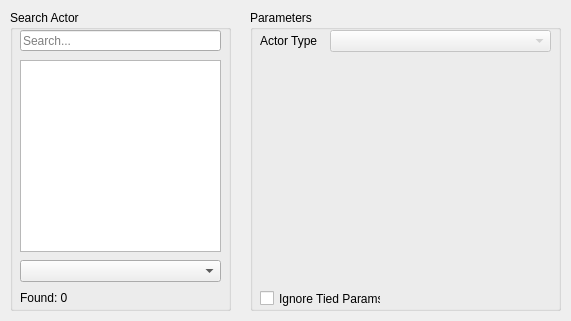
Yanis42/Cole, file res/MainWindow.ui: the form before one commit.
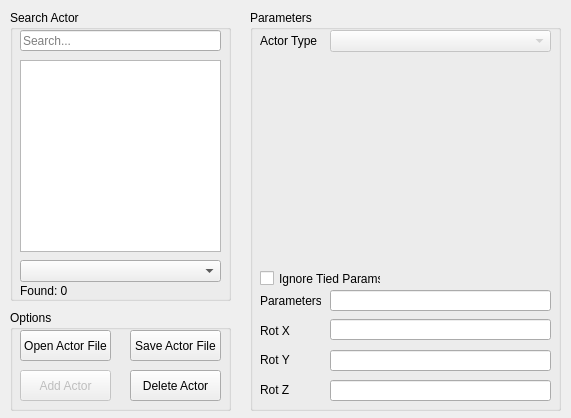
The form after the commit.

Commit message: implemented new open, save, and delete options updated readme, fixed minor issues

What changed in the file:
```diff
--- a/res/MainWindow.ui
+++ b/res/MainWindow.ui
@@ -7,7 +7,7 @@
     <x>0</x>
     <y>0</y>
     <width>571</width>
-    <height>321</height>
+    <height>418</height>
    </rect>
   </property>
   <property name="sizePolicy">
@@ -25,7 +25,7 @@
   <property name="maximumSize">
    <size>
     <width>571</width>
-    <height>321</height>
+    <height>450</height>
    </size>
   </property>
   <property name="windowTitle">
@@ -41,7 +41,7 @@
       <x>10</x>
       <y>10</y>
       <width>221</width>
-      <height>301</height>
+      <height>291</height>
      </rect>
     </property>
     <property name="title">
@@ -70,9 +70,9 @@
      <property name="geometry">
       <rect>
        <x>10</x>
-       <y>280</y>
+       <y>270</y>
        <width>71</width>
-       <height>16</height>
+       <height>21</height>
       </rect>
      </property>
      <property name="text">
@@ -106,7 +106,7 @@
       <x>250</x>
       <y>10</y>
       <width>311</width>
-      <height>301</height>
+      <height>401</height>
      </rect>
     </property>
     <property name="title">
@@ -144,7 +144,7 @@
        <x>10</x>
        <y>50</y>
        <width>291</width>
-       <height>221</height>
+       <height>201</height>
       </rect>
      </property>
      <layout class="QFormLayout" name="paramLayout"/>
@@ -153,13 +153,188 @@
      <property name="geometry">
       <rect>
        <x>10</x>
-       <y>280</y>
+       <y>260</y>
        <width>121</width>
        <height>17</height>
       </rect>
      </property>
      <property name="text">
       <string>Ignore Tied Params</string>
+     </property>
+    </widget>
+    <widget class="QLineEdit" name="paramBox">
+     <property name="geometry">
+      <rect>
+       <x>80</x>
+       <y>280</y>
+       <width>221</width>
+       <height>21</height>
+      </rect>
+     </property>
+     <property name="readOnly">
+      <bool>true</bool>
+     </property>
+     <property name="clearButtonEnabled">
+      <bool>false</bool>
+     </property>
+    </widget>
+    <widget class="QLabel" name="paramLabel">
+     <property name="geometry">
+      <rect>
+       <x>10</x>
+       <y>280</y>
+       <width>61</width>
+       <height>21</height>
+      </rect>
+     </property>
+     <property name="text">
+      <string>Parameters</string>
+     </property>
+    </widget>
+    <widget class="QLabel" name="rotXLabel">
+     <property name="geometry">
+      <rect>
+       <x>10</x>
+       <y>310</y>
+       <width>51</width>
+       <height>21</height>
+      </rect>
+     </property>
+     <property name="text">
+      <string>Rot X</string>
+     </property>
+    </widget>
+    <widget class="QLabel" name="rotYLabel">
+     <property name="geometry">
+      <rect>
+       <x>10</x>
+       <y>340</y>
+       <width>51</width>
+       <height>20</height>
+      </rect>
+     </property>
+     <property name="text">
+      <string>Rot Y</string>
+     </property>
+    </widget>
+    <widget class="QLabel" name="rotZLabel">
+     <property name="geometry">
+      <rect>
+       <x>10</x>
+       <y>370</y>
+       <width>51</width>
+       <height>20</height>
+      </rect>
+     </property>
+     <property name="text">
+      <string>Rot Z</string>
+     </property>
+    </widget>
+    <widget class="QLineEdit" name="rotXBox">
+     <property name="geometry">
+      <rect>
+       <x>80</x>
+       <y>309</y>
+       <width>221</width>
+       <height>21</height>
+      </rect>
+     </property>
+     <property name="readOnly">
+      <bool>true</bool>
+     </property>
+    </widget>
+    <widget class="QLineEdit" name="rotYBox">
+     <property name="geometry">
+      <rect>
+       <x>80</x>
+       <y>340</y>
+       <width>221</width>
+       <height>21</height>
+      </rect>
+     </property>
+     <property name="readOnly">
+      <bool>true</bool>
+     </property>
+    </widget>
+    <widget class="QLineEdit" name="rotZBox">
+     <property name="geometry">
+      <rect>
+       <x>80</x>
+       <y>370</y>
+       <width>221</width>
+       <height>21</height>
+      </rect>
+     </property>
+     <property name="readOnly">
+      <bool>true</bool>
+     </property>
+    </widget>
+   </widget>
+   <widget class="QGroupBox" name="groupBox">
+    <property name="geometry">
+     <rect>
+      <x>10</x>
+      <y>310</y>
+      <width>221</width>
+      <height>101</height>
+     </rect>
+    </property>
+    <property name="title">
+     <string>Options</string>
+    </property>
+    <widget class="QPushButton" name="openActorFileBtn">
+     <property name="geometry">
+      <rect>
+       <x>10</x>
+       <y>20</y>
+       <width>91</width>
+       <height>31</height>
+      </rect>
+     </property>
+     <property name="text">
+      <string>Open Actor File</string>
+     </property>
+    </widget>
+    <widget class="QPushButton" name="saveActorFileBtn">
+     <property name="geometry">
+      <rect>
+       <x>120</x>
+       <y>20</y>
+       <width>91</width>
+       <height>31</height>
+      </rect>
+     </property>
+     <property name="text">
+      <string>Save Actor File</string>
+     </property>
+    </widget>
+    <widget class="QPushButton" name="deleteActorBtn">
+     <property name="geometry">
+      <rect>
+       <x>120</x>
+       <y>60</y>
+       <width>91</width>
+       <height>31</height>
+      </rect>
+     </property>
+     <property name="text">
+      <string>Delete Actor</string>
+     </property>
+    </widget>
+    <widget class="QPushButton" name="addActorBtn">
+     <property name="enabled">
+      <bool>false</bool>
+     </property>
+     <property name="geometry">
+      <rect>
+       <x>10</x>
+       <y>60</y>
+       <width>91</width>
+       <height>31</height>
+      </rect>
+     </property>
+     <property name="text">
+      <string>Add Actor</string>
      </property>
     </widget>
    </widget>
```
The commit also changes 3 other files.
